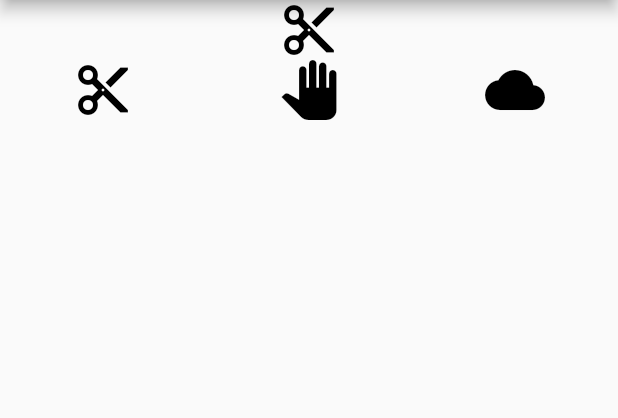
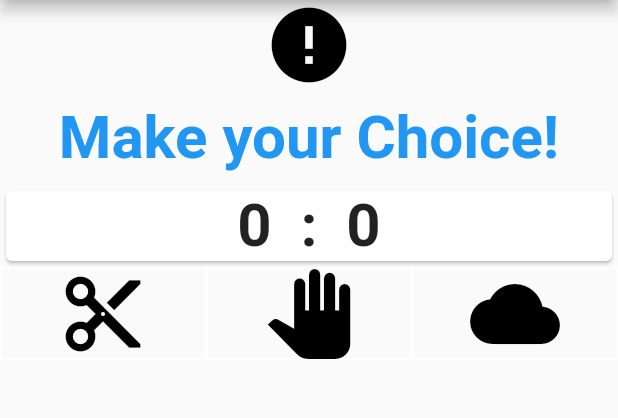
Before and after one commit to Combo1/GCA, a Flutter app: the RPSStandardScreen screen opened by its route, on a phone screen of 412 x 824 dp, the part 84-502 px from its top. Run offline on Flutter 3.47's test engine with Material 2 defaults, Android fonts, the phone set to English and light mode, and no system bars; our stand-ins replace audioplayers, page_transition, tuple.

Commit message:
- implemented basic rps game

```diff
--- a/lib/RockPaperScissors.dart
+++ b/lib/RockPaperScissors.dart
@@ -7,26 +7,154 @@ class RPSStandard extends StatefulWidget {
   _RPSStandardState createState() => _RPSStandardState();
 }
 
+Icon getIcon(int sign) {
+  switch (sign) {
+    case 0:
+      return Icon(
+        Icons.cut,
+        color: Colors.black,
+        size: 60.0,
+      );
+    case 1:
+      return Icon(
+        Icons.pan_tool,
+        color: Colors.black,
+        size: 60.0,
+      );
+    case 2:
+      return Icon(
+        Icons.cloud,
+        color: Colors.black,
+        size: 60.0,
+      );
+    default:
+      return Icon(
+        Icons.error,
+        color: Colors.black,
+        size: 60.0,
+      );
+  }
+}
+
+enum GameState { start, win, lose, draw }
+
 class _RPSStandardState extends State<RPSStandard> {
+  Random _random = new Random();
+
   void _handleButtonPressed(int sign) {
+    if (_gameState == GameState.start) {
+      setState(() {
+        _buttonChoiceActivationList[sign] = true;
+        _botChoice = _random.nextInt(3);
+        if (_botChoice == sign)
+          _gameState = GameState.draw;
+        else if (_botChoice > sign) {
+          if (_botChoice % 2 == sign % 2) {
+            _winsBot++;
+            _gameState = GameState.lose;
+          } else {
+            _winsHuman++;
+            _gameState = GameState.win;
+          }
+        } else {
+          if (_botChoice % 2 == sign % 2) {
+            _winsHuman++;
+            _gameState = GameState.win;
+          } else {
+            _winsBot++;
+            _gameState = GameState.lose;
+          }
+        }
+      });
+    }
+  }
 
+  void _gameStatePressed() {
+    if (_gameState != GameState.start) {
+      setState(() {
+        _gameState = GameState.start;
+        for (int i = 0; i < _buttonChoiceActivationList.length; i++) {
+          _buttonChoiceActivationList[i] = false;
+          _botChoice = 100;
+        }
+      });
+    }
   }
+
+  String _gameStateToText() {
+    switch (_gameState) {
+      case GameState.start:
+        return "Make your Choice!";
+        break;
+      case GameState.win:
+        return "You won!";
+        break;
+      case GameState.lose:
+        return "You lost!";
+        break;
+      case GameState.draw:
+        return "Draw!";
+        break;
+    }
+  }
+
+  int _winsBot = 0;
+  int _winsHuman = 0;
+  int _botChoice = 100;
+  GameState _gameState = GameState.start;
+  List<bool> _buttonChoiceActivationList =
+      List.generate(3, (j) => false, growable: false);
 
   @override
   Widget build(BuildContext context) {
     return Column(
       children: [
+        Center(child: BotChoice(sign: _botChoice)),
         Center(
-            child: Icon(
-          Icons.cut,
-          color: Colors.black,
-          size: 40.0,
-        )),
+            child: TextButton(
+                child: Text(_gameStateToText(),
+                    style:
+                        TextStyle(fontWeight: FontWeight.bold, fontSize: 40)),
+                onPressed: _gameStatePressed)),
+        Card(
+          child: Row(
+            children: [
+              Spacer(flex: 8),
+              Center(
+                  child: Text(
+                _winsBot.toString(),
+                style: TextStyle(fontWeight: FontWeight.bold, fontSize: 40),
+              )),
+              Spacer(flex: 1),
+              Center(
+                  child: Text(
+                ":",
+                style: TextStyle(fontWeight: FontWeight.bold, fontSize: 40),
+              )),
+              Spacer(flex: 1),
+              Center(
+                  child: Text(
+                _winsHuman.toString(),
+                style: TextStyle(fontWeight: FontWeight.bold, fontSize: 40),
+              )),
+              Spacer(flex: 8)
+            ],
+          ),
+        ),
         Row(
           children: [
-            Button(sign: 0, onChanged: _handleButtonPressed),
-            Button(sign: 1, onChanged: _handleButtonPressed),
-            Button(sign: 2, onChanged: _handleButtonPressed),
+            Button(
+                sign: 0,
+                active: _buttonChoiceActivationList[0],
+                onChanged: _handleButtonPressed),
+            Button(
+                sign: 1,
+                active: _buttonChoiceActivationList[1],
+                onChanged: _handleButtonPressed),
+            Button(
+                sign: 2,
+                active: _buttonChoiceActivationList[2],
+                onChanged: _handleButtonPressed),
           ],
         )
       ],
@@ -34,48 +162,38 @@ class _RPSStandardState extends State<RPSStandard> {
   }
 }
 
+class BotChoice extends StatelessWidget {
+  BotChoice({Key key, this.sign: 0}) : super(key: key);
+  final int sign;
+
+  @override
+  Widget build(BuildContext context) {
+    return getIcon(sign);
+  }
+}
+
 class Button extends StatelessWidget {
-  Button({Key key, this.sign: 0, @required this.onChanged}) : super(key: key);
+  Button(
+      {Key key, this.sign: 0, @required this.active, @required this.onChanged})
+      : super(key: key);
 
   final int sign;
   final ValueChanged<int> onChanged;
+  final bool active;
 
   void _handleTap() {
     onChanged(sign);
   }
 
-  Icon getIcon() {
-    switch (sign) {
-      case 0:
-        return Icon(
-          Icons.cut,
-          color: Colors.black,
-          size: 40.0,
-        );
-      case 1:
-        return Icon(
-          Icons.pan_tool,
-          color: Colors.black,
-          size: 40.0,
-        );
-      case 2:
-        return Icon(
-          Icons.cloud,
-          color: Colors.black,
-          size: 40.0,
-        );
-      default:
-        return Icon(
-          Icons.error,
-          color: Colors.black,
-          size: 40.0,
-        );
-    }
-  }
-
   Widget build(BuildContext context) {
     return Expanded(
-      child: GestureDetector(onTap: _handleTap, child: getIcon()),
+      child: GestureDetector(
+        onTap: _handleTap,
+        child: Container(
+            decoration:
+                BoxDecoration(border: Border.all(color: active ? Color.fromRGBO(100, 32, 40, 1) : Colors.white)),
+            child: getIcon(sign)),
+      ),
     );
   }
 }
```
